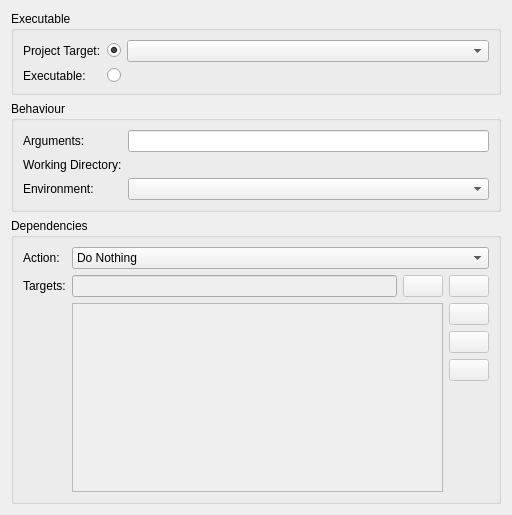
Qt form plugins/execute/nativeappconfig.ui (KDE/kdevelop) before a commit.
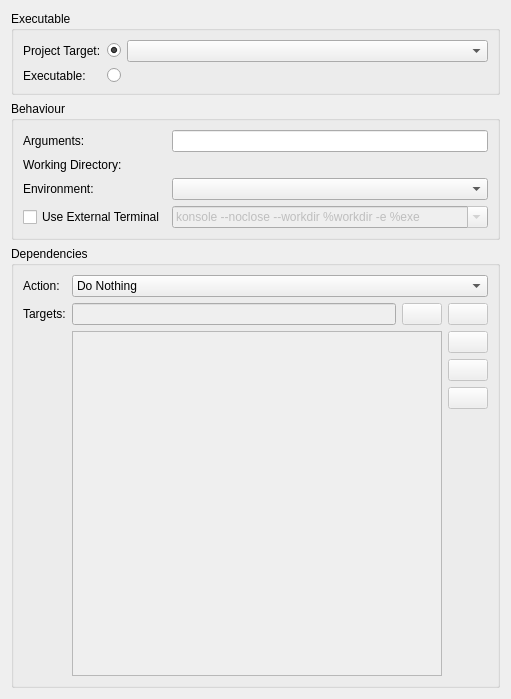
The same form after that commit. Custom widgets are drawn as their Qt base class.

Commit message: make it possible to run applications in any external terminal emulator

The edit to the form file:
```diff
--- a/plugins/execute/nativeappconfig.ui
+++ b/plugins/execute/nativeappconfig.ui
@@ -6,8 +6,8 @@
    <rect>
     <x>0</x>
     <y>0</y>
-    <width>512</width>
-    <height>515</height>
+    <width>511</width>
+    <height>699</height>
    </rect>
   </property>
   <layout class="QVBoxLayout" name="verticalLayout">
@@ -105,7 +105,7 @@
         </property>
        </widget>
       </item>
-      <item row="0" column="1">
+      <item row="0" column="2">
        <widget class="KLineEdit" name="arguments">
         <property name="toolTip">
          <string>Enter arguments to give to the executable</string>
@@ -125,7 +125,7 @@
         </property>
        </widget>
       </item>
-      <item row="1" column="1">
+      <item row="1" column="2">
        <widget class="KUrlRequester" name="workingDirectory">
         <property name="toolTip">
          <string>Select a working directory for the executable</string>
@@ -145,13 +145,58 @@
         </property>
        </widget>
       </item>
-      <item row="2" column="1">
+      <item row="2" column="2">
        <widget class="KDevelop::EnvironmentSelectionWidget" name="environment">
         <property name="toolTip">
          <string>Select an environment to be used</string>
         </property>
        </widget>
       </item>
+      <item row="4" column="2">
+       <widget class="KComboBox" name="terminal">
+        <property name="enabled">
+         <bool>false</bool>
+        </property>
+        <property name="toolTip">
+         <string>&lt;p&gt;Defines the command to execute the external terminal emulator. Use the following placeholders:&lt;/p&gt;
+&lt;dl&gt;
+&lt;dt&gt;&lt;code&gt;%exe&lt;/code&gt;&lt;/dt&gt;
+&lt;dd&gt;The path to the executable selected above.&lt;/dd&gt;
+&lt;dt&gt;&lt;code&gt;%workdir&lt;/code&gt;&lt;/dt&gt;
+&lt;dd&gt;The path to the working directory selected above.&lt;/dd&gt;
+&lt;/dl&gt;
+&lt;p&gt;The arguments defined above will get appended to this command.&lt;/p&gt;</string>
+        </property>
+        <property name="editable">
+         <bool>true</bool>
+        </property>
+        <item>
+         <property name="text">
+          <string notr="true">konsole --noclose --workdir %workdir -e %exe</string>
+         </property>
+        </item>
+        <item>
+         <property name="text">
+          <string notr="true">xterm -hold -e %exe</string>
+         </property>
+        </item>
+        <item>
+         <property name="text">
+          <string notr="true">gnome-terminal -e %exe</string>
+         </property>
+        </item>
+       </widget>
+      </item>
+      <item row="4" column="0">
+       <widget class="QCheckBox" name="runInTerminal">
+        <property name="toolTip">
+         <string>&lt;p&gt;By default applications will be run in the background and only their output will be displayed in a toolview. This makes it impossible to interact with applications requiring user input from a terminal emulator. To run such applications, you should use an external terminal.&lt;/p&gt;</string>
+        </property>
+        <property name="text">
+         <string>Use External Terminal</string>
+        </property>
+       </widget>
+      </item>
      </layout>
     </widget>
    </item>
```
Left out of the diff: 75 changed lines with no effect on the pictures. The commit also changes 5 other files.
